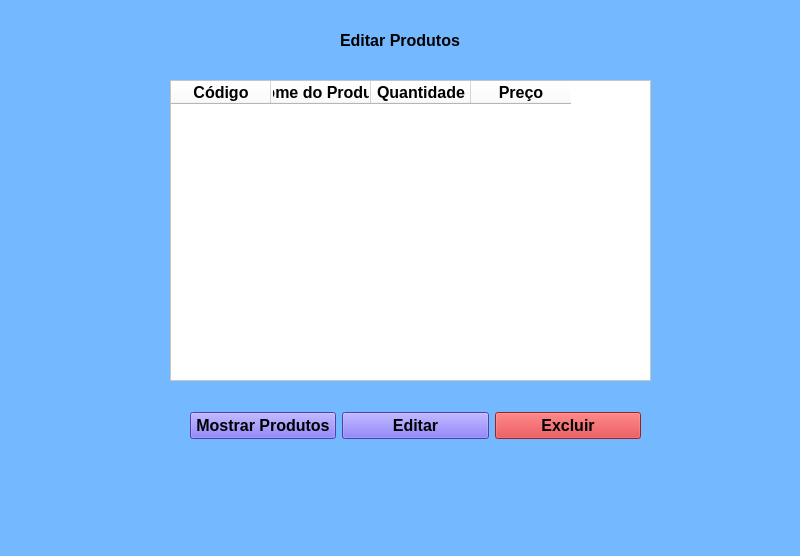
This is editar_produtos.ui in fabiojuliosantos/projeto-ads as Qt 5 draws it before an edit. The edited form follows.
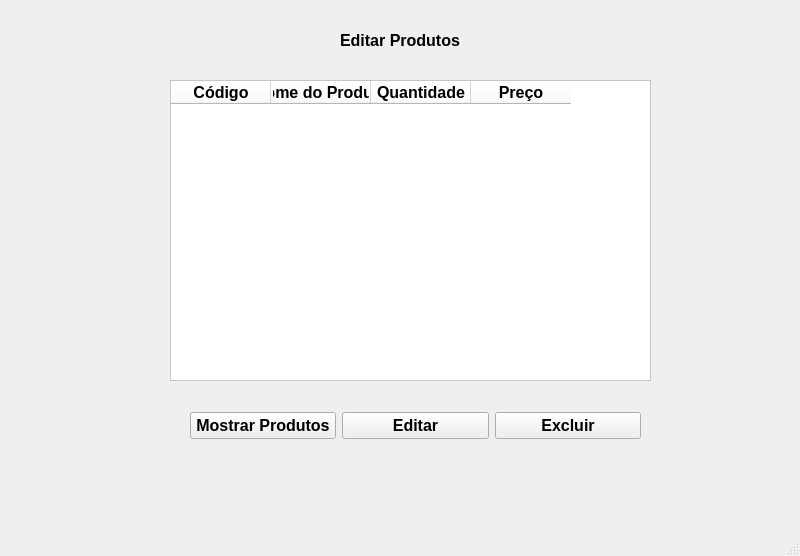
This is the edited form.

Diff of the .ui file:
```diff
--- a/editar_produtos.ui
+++ b/editar_produtos.ui
@@ -14,7 +14,7 @@
    <string>MainWindow</string>
   </property>
   <property name="styleSheet">
-   <string notr="true">background-color:rgb(116,185,255)</string>
+   <string notr="true"/>
   </property>
   <widget class="QWidget" name="centralwidget">
    <widget class="QLabel" name="label">
@@ -60,7 +60,7 @@
         </font>
        </property>
        <property name="styleSheet">
-        <string notr="true">background-color: rgb(108, 92, 231);</string>
+        <string notr="true"/>
        </property>
        <property name="text">
         <string>Mostrar Produtos</string>
@@ -77,7 +77,7 @@
         </font>
        </property>
        <property name="styleSheet">
-        <string notr="true">background-color: rgb(108, 92, 231);</string>
+        <string notr="true"/>
        </property>
        <property name="text">
         <string>Editar</string>
@@ -94,7 +94,7 @@
         </font>
        </property>
        <property name="styleSheet">
-        <string notr="true">background-color: rgb(214, 48, 49);</string>
+        <string notr="true"/>
        </property>
        <property name="text">
         <string>Excluir</string>
```
